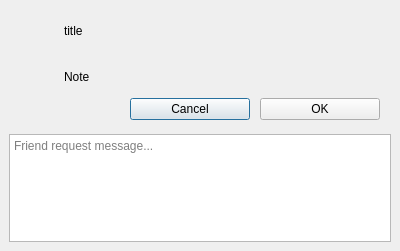
Before: the Qt Designer form BlockSettleUILib/ChatUI/RequestPartyBox.ui in BlockSettle/terminal, drawn with Qt 5.
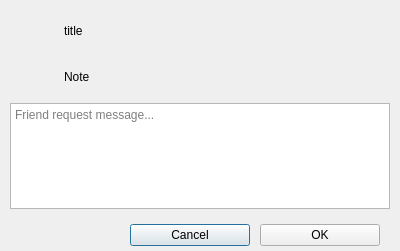
After: the same form once the commit is applied. Icons and pictures are not drawn. Custom widgets are drawn as their Qt base class.

Diff of the .ui file:
```diff
--- a/BlockSettleUILib/ChatUI/RequestPartyBox.ui
+++ b/BlockSettleUILib/ChatUI/RequestPartyBox.ui
@@ -31,7 +31,7 @@
   <property name="windowTitle">
    <string>Friend Request</string>
   </property>
-  <layout class="QGridLayout" name="gridLayout">
+  <layout class="QVBoxLayout" name="verticalLayout_2">
    <property name="leftMargin">
     <number>0</number>
    </property>
@@ -44,26 +44,11 @@
    <property name="bottomMargin">
     <number>0</number>
    </property>
-   <property name="spacing">
-    <number>0</number>
-   </property>
-   <item row="0" column="0">
+   <item>
     <layout class="QVBoxLayout" name="verticalLayout">
      <property name="spacing">
       <number>0</number>
      </property>
-     <property name="leftMargin">
-      <number>0</number>
-     </property>
-     <property name="topMargin">
-      <number>0</number>
-     </property>
-     <property name="rightMargin">
-      <number>0</number>
-     </property>
-     <property name="bottomMargin">
-      <number>0</number>
-     </property>
      <item>
       <layout class="QHBoxLayout" name="horizontalLayout">
        <property name="spacing">
@@ -162,6 +147,72 @@
          <property name="text">
           <string>Note</string>
          </property>
+         <property name="h6" stdset="0">
+          <bool>true</bool>
+         </property>
+        </widget>
+       </item>
+      </layout>
+     </item>
+     <item>
+      <layout class="QHBoxLayout" name="horizontalLayout_4">
+       <property name="spacing">
+        <number>0</number>
+       </property>
+       <property name="leftMargin">
+        <number>10</number>
+       </property>
+       <property name="topMargin">
+        <number>10</number>
+       </property>
+       <property name="rightMargin">
+        <number>10</number>
+       </property>
+       <property name="bottomMargin">
+        <number>10</number>
+       </property>
+       <item>
+        <spacer name="verticalSpacer">
+         <property name="orientation">
+          <enum>Qt::Vertical</enum>
+         </property>
+         <property name="sizeHint" stdset="0">
+          <size>
+           <width>0</width>
+           <height>40</height>
+          </size>
+         </property>
+        </spacer>
+       </item>
+       <item>
+        <widget class="BSChatInput" name="plainTextEditMessage">
+         <property name="sizePolicy">
+          <sizepolicy hsizetype="Expanding" vsizetype="Ignored">
+           <horstretch>0</horstretch>
+           <verstretch>0</verstretch>
+          </sizepolicy>
+         </property>
+         <property name="minimumSize">
+          <size>
+           <width>0</width>
+           <height>70</height>
+          </size>
+         </property>
+         <property name="maximumSize">
+          <size>
+           <width>16777215</width>
+           <height>16777215</height>
+          </size>
+         </property>
+         <property name="tabChangesFocus">
+          <bool>true</bool>
+         </property>
+         <property name="readOnly">
+          <bool>false</bool>
+         </property>
+         <property name="placeholderText">
+          <string>Friend request message...</string>
+         </property>
         </widget>
        </item>
       </layout>
@@ -272,69 +323,6 @@
        </layout>
       </widget>
      </item>
-     <item>
-      <layout class="QHBoxLayout" name="horizontalLayout_4">
-       <property name="spacing">
-        <number>0</number>
-       </property>
-       <property name="leftMargin">
-        <number>9</number>
-       </property>
-       <property name="topMargin">
-        <number>9</number>
-       </property>
-       <property name="rightMargin">
-        <number>9</number>
-       </property>
-       <property name="bottomMargin">
-        <number>9</number>
-       </property>
-       <item>
-        <spacer name="verticalSpacer">
-         <property name="orientation">
-          <enum>Qt::Vertical</enum>
-         </property>
-         <property name="sizeHint" stdset="0">
-          <size>
-           <width>0</width>
-           <height>40</height>
-          </size>
-         </property>
-        </spacer>
-       </item>
-       <item>
-        <widget class="BSChatInput" name="plainTextEditMessage">
-         <property name="sizePolicy">
-          <sizepolicy hsizetype="Expanding" vsizetype="Ignored">
-           <horstretch>0</horstretch>
-           <verstretch>0</verstretch>
-          </sizepolicy>
-         </property>
-         <property name="minimumSize">
-          <size>
-           <width>0</width>
-           <height>70</height>
-          </size>
-         </property>
-         <property name="maximumSize">
-          <size>
-           <width>16777215</width>
-           <height>16777215</height>
-          </size>
-         </property>
-         <property name="tabChangesFocus">
-          <bool>true</bool>
-         </property>
-         <property name="readOnly">
-          <bool>false</bool>
-         </property>
-         <property name="placeholderText">
-          <string>Friend request message...</string>
-         </property>
-        </widget>
-       </item>
-      </layout>
-     </item>
     </layout>
    </item>
   </layout>
```
Left out of the diff: 14 changed lines with no effect on the pictures.
